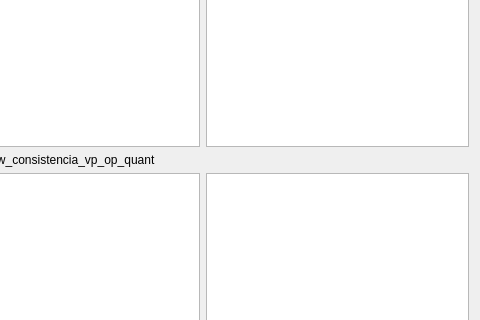
Qt form ui/widgetconsistencia.ui (darktorres/ERP-STACCATO) before a commit; both pictures show x 701 to 1181 and y 171 to 491 of the 1181 by 642 pixel window.
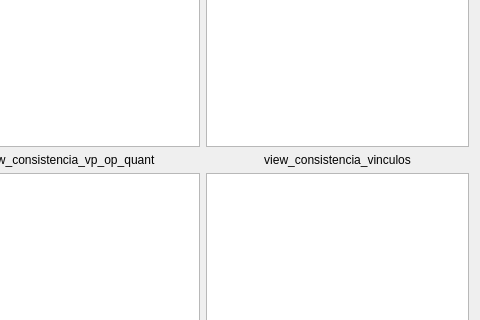
The same form after that commit. Custom widgets are drawn as their Qt base class.

Commit message: Tela de consistência

```diff
--- a/ui/widgetconsistencia.ui
+++ b/ui/widgetconsistencia.ui
@@ -156,7 +156,7 @@
    <item row="2" column="4">
     <widget class="QLabel" name="label_9">
      <property name="text">
-      <string/>
+      <string>view_consistencia_vinculos</string>
      </property>
      <property name="alignment">
       <set>Qt::AlignCenter</set>
```
The commit also changes 2 other files.
